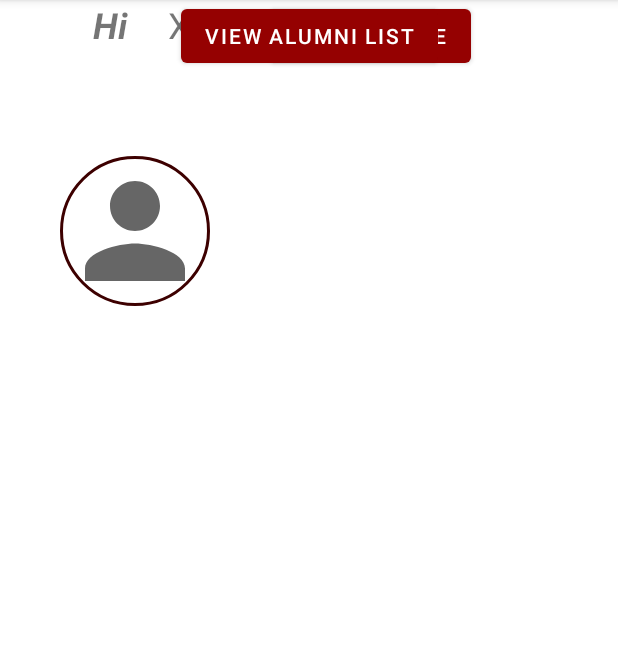
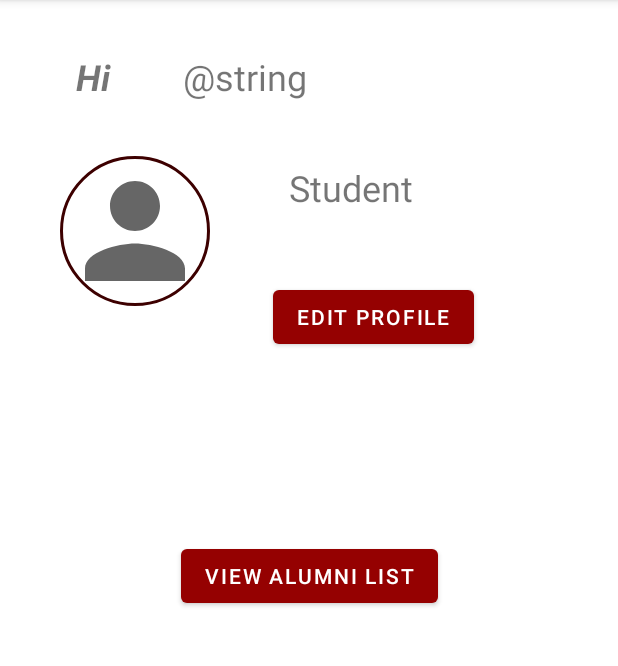
Before and after one commit to swarnima14/Connect-All-App, an Android app: the StudentProfileActivity screen opened directly, with no data from a screen before it, on a phone screen of 412 x 824 dp, the part 84-750 px from its top. Run offline under Robolectric (Android 15) with nearby library versions, the phone set to English and light mode, and no system bars; our stand-ins replace CircleImageView; Roboto replaces fonts that are not available here.

Commit message:
Student Profile page layout adjusted

```diff
--- a/app/src/main/res/layout/act5_student_profile.xml
+++ b/app/src/main/res/layout/act5_student_profile.xml
@@ -20,26 +20,30 @@
 
     <TextView
         android:id="@+id/textView6"
-        android:layout_width="wrap_content"
-        android:layout_height="wrap_content"
+        android:layout_width="43dp"
+        android:layout_height="30dp"
         android:text="Hi "
         android:textSize="24sp"
         android:textStyle="bold|italic"
+        app:layout_constraintBottom_toBottomOf="parent"
         app:layout_constraintEnd_toEndOf="parent"
-        app:layout_constraintHorizontal_bias="0.161"
+        app:layout_constraintHorizontal_bias="0.138"
         app:layout_constraintStart_toStartOf="parent"
-        tools:layout_editor_absoluteY="33dp" />
+        app:layout_constraintTop_toTopOf="parent"
+        app:layout_constraintVertical_bias="0.047" />
 
     <TextView
         android:id="@+id/textView7"
         android:layout_width="wrap_content"
         android:layout_height="wrap_content"
-        android:text="XYZ"
+        android:text="@string"
         android:textSize="24sp"
+        app:layout_constraintBottom_toBottomOf="parent"
         app:layout_constraintEnd_toEndOf="parent"
-        app:layout_constraintHorizontal_bias="0.305"
+        app:layout_constraintHorizontal_bias="0.37"
         app:layout_constraintStart_toStartOf="parent"
-        tools:layout_editor_absoluteY="33dp" />
+        app:layout_constraintTop_toTopOf="parent"
+        app:layout_constraintVertical_bias="0.047" />
 
     <TextView
         android:id="@+id/textView8"
@@ -47,34 +51,42 @@
         android:layout_height="wrap_content"
         android:text="Student "
         android:textSize="24sp"
+        app:layout_constraintBottom_toBottomOf="parent"
         app:layout_constraintEnd_toEndOf="parent"
-        app:layout_constraintHorizontal_bias="0.559"
+        app:layout_constraintHorizontal_bias="0.596"
         app:layout_constraintStart_toStartOf="parent"
-        tools:layout_editor_absoluteY="104dp" />
+        app:layout_constraintTop_toTopOf="parent"
+        app:layout_constraintVertical_bias="0.148" />
 
     <Button
         android:id="@+id/button"
         android:layout_width="wrap_content"
         android:layout_height="wrap_content"
         android:text="Edit Profile"
+        app:layout_constraintBottom_toBottomOf="parent"
         app:layout_constraintEnd_toEndOf="parent"
-        app:layout_constraintHorizontal_bias="0.647"
+        app:layout_constraintHorizontal_bias="0.654"
         app:layout_constraintStart_toStartOf="parent"
-        tools:layout_editor_absoluteY="185dp" />
+        app:layout_constraintTop_toTopOf="parent"
+        app:layout_constraintVertical_bias="0.26" />
 
     <LinearLayout
+        android:id="@+id/linearLayout"
         android:layout_width="412dp"
         android:layout_height="194dp"
         android:orientation="horizontal"
-        tools:layout_editor_absoluteX="-2dp"
-        tools:layout_editor_absoluteY="79dp"></LinearLayout>
+        app:layout_constraintBottom_toBottomOf="parent"
+        app:layout_constraintEnd_toEndOf="parent"
+        app:layout_constraintTop_toTopOf="parent"
+        app:layout_constraintVertical_bias="0.156"></LinearLayout>
 
     <Button
         android:id="@+id/button2"
         android:layout_width="wrap_content"
         android:layout_height="wrap_content"
         android:text="VIEW ALUMNI LIST"
+        app:layout_constraintBottom_toBottomOf="parent"
         app:layout_constraintEnd_toEndOf="parent"
         app:layout_constraintStart_toStartOf="parent"
-        tools:layout_editor_absoluteY="341dp" />
+        app:layout_constraintTop_toTopOf="parent" />
 </androidx.constraintlayout.widget.ConstraintLayout>
```
